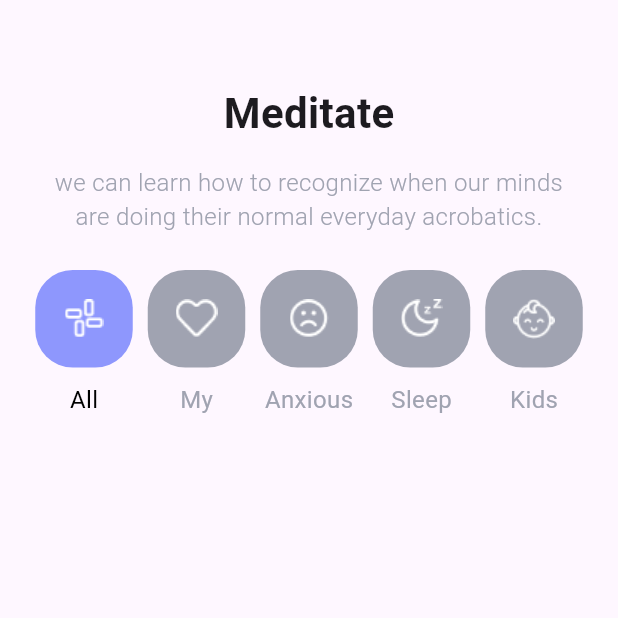
After one commit to parihassannezhad/meditaition_app, a Flutter app: the Medidate screen opened directly, on a phone screen of 412 x 824 dp, the top half of it. The commit adds this screen. Run offline on Flutter 3.47's test engine with Material 3 defaults, Android fonts, the phone set to English and light mode, and no system bars; our stand-ins replace numberpicker.

Commit message:
at office. 31/12/2023

```diff
--- a/lib/home.dart
+++ b/lib/home.dart
@@ -1,5 +1,7 @@
 import 'package:flutter/material.dart';
 import 'package:meditaition_app/courseDetails.dart';
+
+import 'medidate.dart';
 
 class Home extends StatelessWidget {
   const Home({super.key});
@@ -166,7 +168,10 @@ class Home extends StatelessWidget {
                   height: 20,
                 ),
                 SizedBox(
-                  width: MediaQuery.of(context).size.width,
+                  width: MediaQuery
+                      .of(context)
+                      .size
+                      .width,
                   height: 200,
                   child: ListView.builder(
                       itemCount: 6,
@@ -184,7 +189,10 @@ class Home extends StatelessWidget {
           ),
         ),
         bottomSheet: Container(
-          width: MediaQuery.of(context).size.width,
+          width: MediaQuery
+              .of(context)
+              .size
+              .width,
           height: 112,
           decoration: BoxDecoration(color: Colors.white, boxShadow: [
             BoxShadow(color: Colors.black.withOpacity(0.3), blurRadius: 10)
@@ -226,7 +234,14 @@ class Home extends StatelessWidget {
                 ),
                 Column(
                   children: [
-                    Image.asset('assets/img/meditation.png'),
+                    InkWell(
+
+                        onTap: () {
+                          Navigator.of(context).push(
+                              MaterialPageRoute(builder: (context) =>
+                                  Medidate(),));
+                        },
+                        child: Image.asset('assets/img/meditation.png')),
                     const SizedBox(
                       height: 17,
                     ),
--- /dev/null
+++ b/lib/medidate.dart
@@ -0,0 +1,156 @@
+import 'package:flutter/material.dart';
+
+class Medidate extends StatelessWidget {
+  @override
+  Widget build(BuildContext context) {
+    // TODO: implement build
+    return SafeArea(
+        child: Scaffold(
+      body: Column(
+        children: [
+          Padding(
+            padding: const EdgeInsets.only(top: 55),
+            child: Text(
+              'Meditate',
+              style: TextStyle(fontSize: 28, fontWeight: FontWeight.w700),
+            ),
+          ),
+          SizedBox(
+            height: 15,
+          ),
+          Padding(
+            padding: const EdgeInsets.only(left: 29, right: 29),
+            child: Text(
+              textAlign: TextAlign.center,
+              'we can learn how to recognize when our minds are doing their normal everyday acrobatics.',
+              style: TextStyle(
+                  fontSize: 16,
+                  fontWeight: FontWeight.w300,
+                  color: Color(0xffA0A3B1)),
+            ),
+          ),
+          SizedBox(
+            height: 24,
+          ),
+          Padding(
+            padding: const EdgeInsets.only(right: 20,left: 20),
+            child: Wrap(
+              spacing: 10,
+              children: [
+                Column(
+                  children: [
+                    Container(
+                      width: 65,
+                      height: 65,
+
+                      decoration: BoxDecoration(
+                          color: Color(0xff8E97FD),
+                          borderRadius: BorderRadius.circular(25)),
+                      child: Image.asset('assets/img/all2.png'),
+                    ),
+                    SizedBox(height: 10,),
+                    Text(
+                      'All',
+                      style: TextStyle(
+                          fontWeight: FontWeight.w400,
+                          fontSize: 16,
+                          color: Colors.black),
+                    ),
+                  ],
+                ),
+                Column(
+                  children: [
+                    Container(
+                      width: 65,
+                      height: 65,
+
+                      decoration: BoxDecoration(
+                          color: Color(0xffA0A3B1),
+                          borderRadius: BorderRadius.circular(25)),
+                      child: Image.asset('assets/img/heart2.png'),
+                    ),
+                    SizedBox(height: 10,),
+                    Text(
+                      'My',
+                      style: TextStyle(
+                          fontWeight: FontWeight.w400,
+                          fontSize: 16,
+                          color: Color(0xffA0A3B1)),
+                    ),
+                  ],
+                ),
+                Column(
+                  children: [
+                    Container(
+                      width: 65,
+                      height: 65,
+
+                      decoration: BoxDecoration(
+                          color: Color(0xffA0A3B1),
+                          borderRadius: BorderRadius.circular(25)),
+                      child: Image.asset('assets/img/smile2.png'),
+                    ),
+                    SizedBox(height: 10,),
+                    Text(
+                      'Anxious',
+                      style: TextStyle(
+                          fontWeight: FontWeight.w400,
+                          fontSize: 16,
+                          color: Color(0xffA0A3B1)),
+                    ),
+                  ],
+                ),
+                Column(
+                  children: [
+                    Container(
+                      width: 65,
+                      height: 65,
+
+                      decoration: BoxDecoration(
+                          color: Color(0xffA0A3B1),
+                          borderRadius: BorderRadius.circular(25)),
+                      child: Image.asset('assets/img/moon2.png'),
+                    ),
+                    SizedBox(height: 10,),
+                    Text(
+                      'Sleep',
+                      style: TextStyle(
+                          fontWeight: FontWeight.w400,
+                          fontSize: 16,
+                          color: Color(0xffA0A3B1)),
+                    ),
+                  ],
+                ),
+                Column(
+                  children: [
+                    Container(
+                      width: 65,
+                      height: 65,
+
+                      decoration: BoxDecoration(
+                          color: Color(0xffA0A3B1),
+                          borderRadius: BorderRadius.circular(25)),
+                      child: Image.asset('assets/img/babe2.png'),
+                    ),
+                    SizedBox(height: 10,),
+                    Text(
+                      'Kids',
+                      style: TextStyle(
+                          fontWeight: FontWeight.w400,
+                          fontSize: 16,
+                          color: Color(0xffA0A3B1)),
+                    ),
+                  ],
+                ),
+
+              ],
+            ),
+          ),
+          SizedBox(height: 19,),
+          // Image.asset('assets/img/meditatee.png'),
+
+        ],
+      ),
+    ));
+  }
+}
```
Also changed, not shown: assets/img/all2.png (added), assets/img/babe2.png (added), assets/img/heart2.png (added), assets/img/meditatee.png (added), assets/img/moon2.png (added), assets/img/smile2.png (added).
